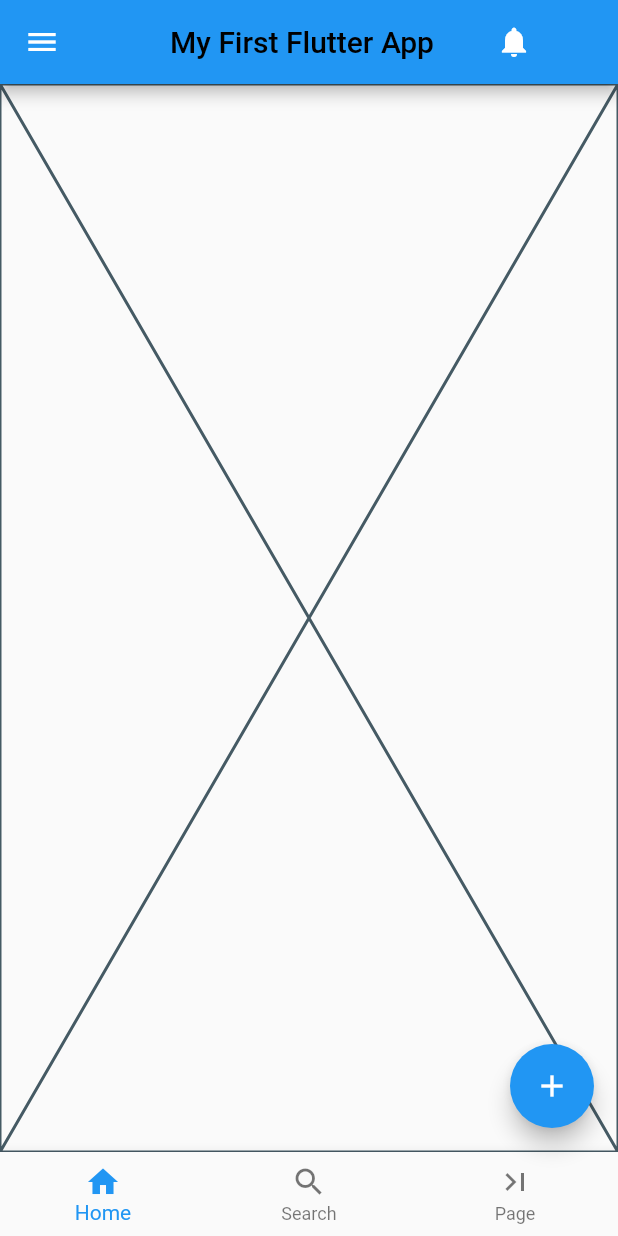
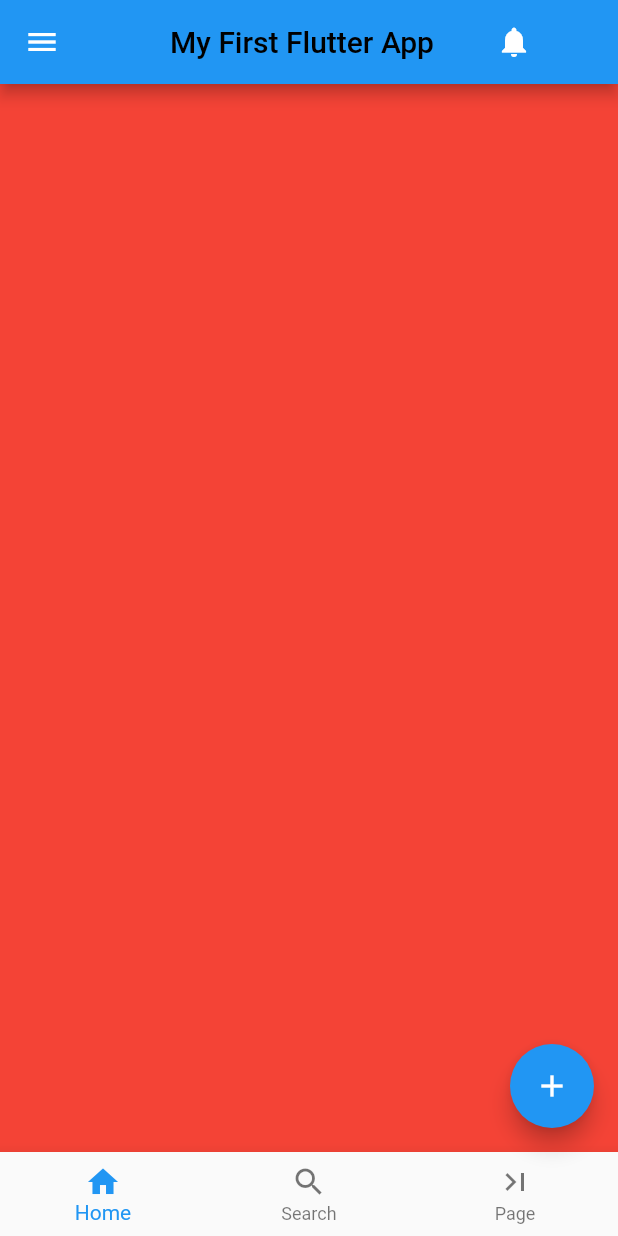
Before and after one commit to finteger/RDP_Guestbook, a Flutter app: the screen it shows after launch, on a phone screen of 412 x 824 dp. Run offline on Flutter 3.47's test engine with Material 2 defaults, Android fonts, the phone set to English and light mode, and no system bars.

Commit message:
My Sixth Commit

```diff
--- a/lib/screens/home.dart
+++ b/lib/screens/home.dart
@@ -25,7 +25,27 @@ class _HomePageState extends State<HomePage> {
             ]),
       ),
       drawer: const Drawer(),
-      body: Placeholder(),
+      body: GridView.count(
+          scrollDirection: Axis.horizontal,
+          crossAxisCount: 1,
+          children: <Widget>[
+            Container(
+              width: 160,
+              color: Colors.red,
+            ),
+            Container(
+              width: 160,
+              color: Colors.blue,
+            ),
+            Container(
+              width: 160,
+              color: Colors.yellow,
+            ),
+            Container(
+              width: 160,
+              color: Colors.green,
+            ),
+          ]),
       floatingActionButton: const FloatingActionButton(
         onPressed: null,
         child: Icon(Icons.add),
```
